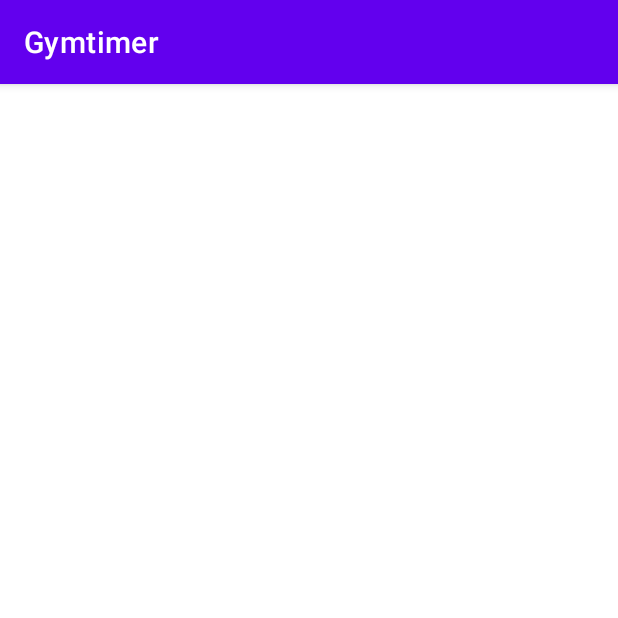
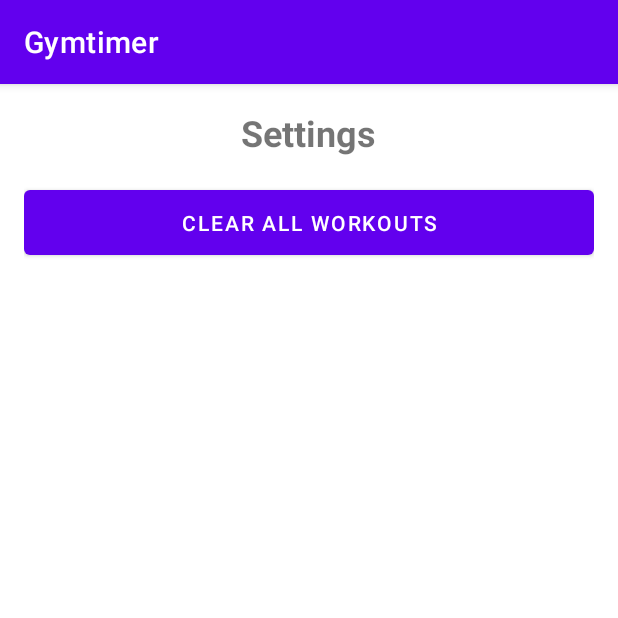
Before and after one commit to PauloGSP/Gymtimer, an Android app: the fragment SettingsFragment shown on its own in the app's theme, on a phone screen of 412 x 824 dp, the top half of it. Run offline under Robolectric (Android 15) with nearby library versions, the phone set to English and light mode, and no system bars.

Commit message:
Lacks actual hard stuff

```diff
--- a/app/build.gradle
+++ b/app/build.gradle
@@ -37,6 +37,7 @@ android {
 
 dependencies {
 
+    implementation 'com.google.code.gson:gson:2.8.9' // Update the version as necessary
     implementation "org.jetbrains.kotlin:kotlin-stdlib:$kotlin_version"
     implementation 'androidx.core:core-ktx:1.3.2'
     implementation 'androidx.recyclerview:recyclerview:1.2.1'
--- a/app/src/main/AndroidManifest.xml
+++ b/app/src/main/AndroidManifest.xml
@@ -9,6 +9,7 @@
         android:roundIcon="@mipmap/ic_launcher_round"
         android:supportsRtl="true"
         android:theme="@style/Theme.Gymtimer">
+        <activity android:name=".AddWorkoutActivity" />
         <activity
             android:name=".MainActivity"
             android:label="@string/app_name"
--- a/app/src/main/java/com/example/gymtimer/ui/main/SettingsFragment.kt
+++ b/app/src/main/java/com/example/gymtimer/ui/main/SettingsFragment.kt
@@ -1,17 +1,29 @@
 package com.example.gymtimer.ui.main
 
+import android.content.Context
 import android.os.Bundle
-import android.view.LayoutInflater
 import android.view.View
-import android.view.ViewGroup
+import android.widget.Button
 import androidx.fragment.app.Fragment
 import com.example.gymtimer.R
+import com.google.android.material.snackbar.Snackbar
 
-class SettingsFragment : Fragment() {
-    override fun onCreateView(
-        inflater: LayoutInflater, container: ViewGroup?,
-        savedInstanceState: Bundle?
-    ): View? {
-        return inflater.inflate(R.layout.fragment_settings, container, false)
+class SettingsFragment : Fragment(R.layout.fragment_settings) {
+
+    override fun onViewCreated(view: View, savedInstanceState: Bundle?) {
+        super.onViewCreated(view, savedInstanceState)
+
+        val btnClearWorkouts: Button = view.findViewById(R.id.btnClearWorkouts)
+        btnClearWorkouts.setOnClickListener {
+            clearWorkouts()
+            Snackbar.make(view, "All workouts have been cleared", Snackbar.LENGTH_SHORT).show()
+        }
+    }
+
+    private fun clearWorkouts() {
+        val sharedPreferences = requireContext().getSharedPreferences("workouts_pref", Context.MODE_PRIVATE)
+        sharedPreferences.edit().remove("workout_list").apply()
+
+        // Notify user that workouts have been cleared
     }
 }
--- a/app/src/main/res/layout/fragment_settings.xml
+++ b/app/src/main/res/layout/fragment_settings.xml
@@ -1,6 +1,25 @@
 <?xml version="1.0" encoding="utf-8"?>
-<androidx.constraintlayout.widget.ConstraintLayout xmlns:android="http://schemas.android.com/apk/res/android"
+<LinearLayout xmlns:android="http://schemas.android.com/apk/res/android"
     android:layout_width="match_parent"
-    android:layout_height="match_parent">
+    android:layout_height="match_parent"
+    android:orientation="vertical"
+    android:padding="16dp">
 
-</androidx.constraintlayout.widget.ConstraintLayout>
+    <TextView
+        android:id="@+id/tvSettingsHeader"
+        android:layout_width="wrap_content"
+        android:layout_height="wrap_content"
+        android:text="Settings"
+        android:textSize="24sp"
+        android:textStyle="bold"
+        android:layout_gravity="center_horizontal"
+        android:paddingBottom="16dp" />
+
+    <Button
+        android:id="@+id/btnClearWorkouts"
+        android:layout_width="match_parent"
+        android:layout_height="wrap_content"
+        android:text="Clear All Workouts"
+        android:padding="12dp" />
+
+</LinearLayout>
```
Also changed, not shown: app/src/main/java/com/example/gymtimer/ui/main/AddWorkoutActivity.kt (+90 -7 lines), app/src/main/java/com/example/gymtimer/ui/main/HomeFragment.kt (+39 -4 lines), app/src/main/res/layout/dialog_add_exercise.xml (added, +22 -0 lines), app/src/main/res/layout/dialog_add_rest.xml (added, +15 -0 lines).
